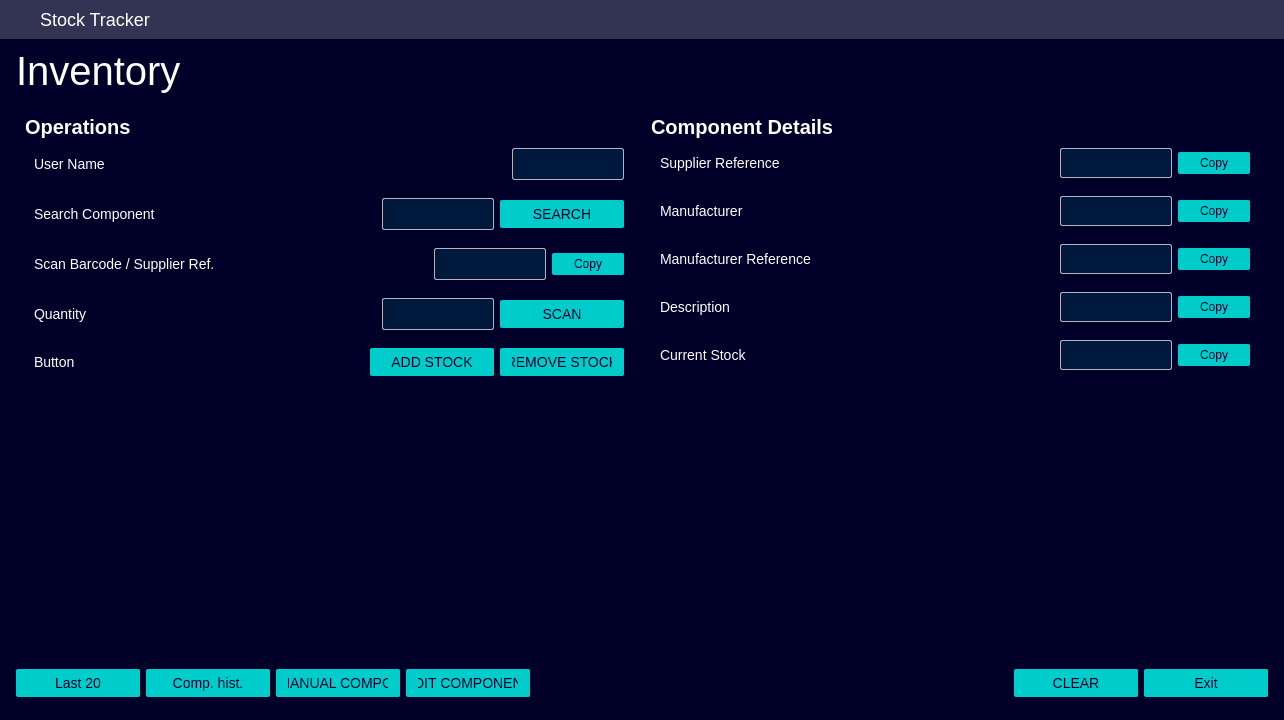
Old version of the form src/gui/designer/gui_stocktracker.ui in the repository candeiassantiago393-spec/StockTracker.
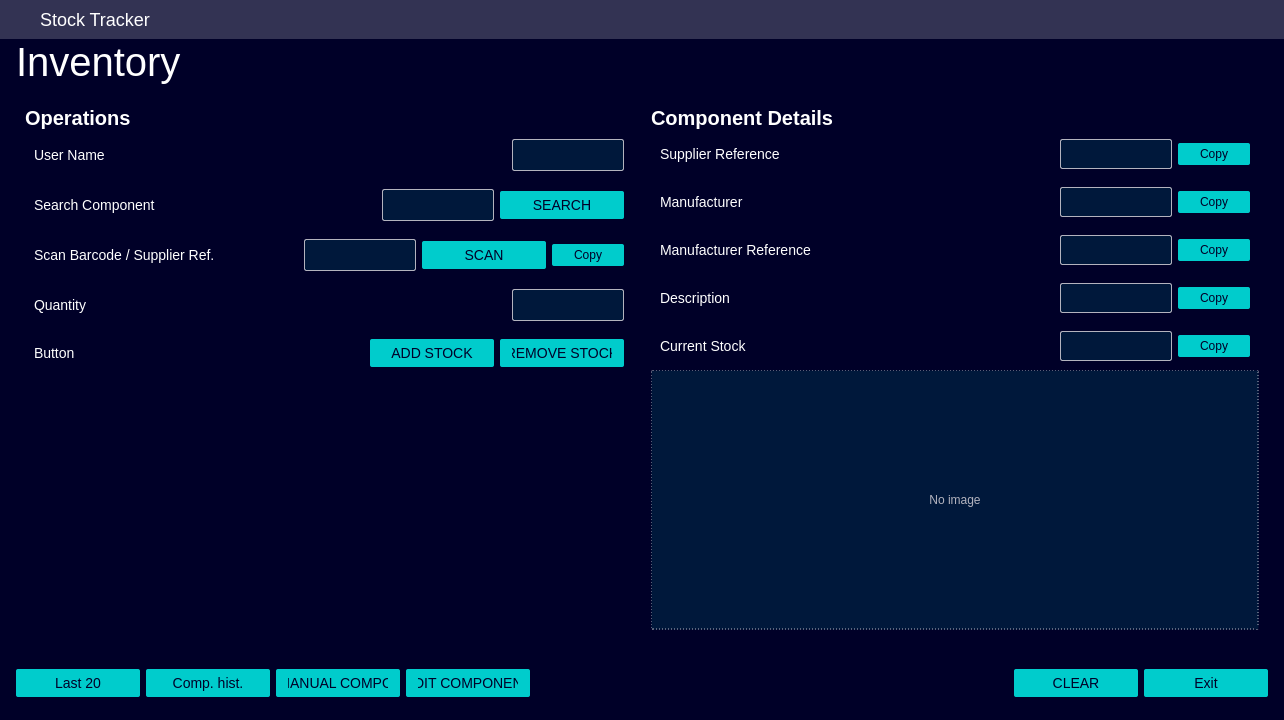
New version of the form. Icons and pictures are not drawn.

Commit message:
feat: equipment images, catalog previews, and support docs UX
Add manual equipment image linking with drag-and-drop, show Mouser catalog images on Components search, and refine Support Documentation inline search. Sync Designer package and update docs.

```diff
--- a/src/gui/designer/gui_stocktracker.ui
+++ b/src/gui/designer/gui_stocktracker.ui
@@ -81,6 +81,7 @@
      <widget class="QWidget" name="container_main_body" native="true">
       <layout class="QGridLayout" name="gridLayout_main">
        <property name="leftMargin"><number>16</number></property>
+       <property name="topMargin"><number>0</number></property>
        <property name="rightMargin"><number>16</number></property>
        <property name="horizontalSpacing"><number>0</number></property>
        <property name="columnStretch" stdset="0">
@@ -316,6 +317,32 @@
                </property>
               </widget>
              </item>
+             <item>
+              <widget class="QPushButton" name="btn_scan">
+               <property name="minimumSize"><size><width>124</width><height>0</height></size></property>
+               <property name="styleSheet">
+   <string notr="true">
+QPushButton {
+    min-width: 100px;
+    max-width: 100px;
+    padding: 6px 12px 6px 12px;
+    border-radius: 2px;
+    opacity: 1;
+    text-align: center;
+    background-color: #00CCCC;
+    color: #000028;
+}
+QPushButton:hover {
+    background-color: #00FFB9;
+}
+QPushButton:pressed {
+    background-color: #00E5AA;
+}
+</string>
+               </property>
+               <property name="text"><string>SCAN</string></property>
+              </widget>
+             </item>
              <item>
               <widget class="QPushButton" name="btn_copy_barcode_entry">
                <property name="minimumSize"><size><width>60</width><height>0</height></size></property>
@@ -398,32 +425,6 @@
                </property>
               </widget>
              </item>
-             <item>
-              <widget class="QPushButton" name="btn_scan">
-               <property name="minimumSize"><size><width>124</width><height>0</height></size></property>
-               <property name="styleSheet">
-   <string notr="true">
-QPushButton {
-    min-width: 100px;
-    max-width: 100px;
-    padding: 6px 12px 6px 12px;
-    border-radius: 2px;
-    opacity: 1;
-    text-align: center;
-    background-color: #00CCCC;
-    color: #000028;
-}
-QPushButton:hover {
-    background-color: #00FFB9;
-}
-QPushButton:pressed {
-    background-color: #00E5AA;
-}
-</string>
-               </property>
-               <property name="text"><string>SCAN</string></property>
-              </widget>
-             </item>
             </layout>
            </widget>
           </item>
@@ -918,10 +919,34 @@
            </widget>
           </item>
 
-          <item row="6" column="1">
+          <item row="6" column="0" colspan="2">
+           <widget class="QLabel" name="component_image_preview">
+            <property name="minimumSize"><size><width>220</width><height>200</height></size></property>
+            <property name="sizePolicy">
+             <sizepolicy hsizetype="Preferred" vsizetype="Expanding">
+              <horstretch>0</horstretch>
+              <verstretch>1</verstretch>
+             </sizepolicy>
+            </property>
+            <property name="alignment"><set>Qt::AlignmentFlag::AlignCenter</set></property>
+            <property name="styleSheet">
+   <string notr="true">
+QLabel {
+    border: 1px dashed #B3B3BE;
+    border-radius: 2px;
+    background-color: #00183B;
+    color: #B3B3BE;
+    font-size: 12px;
+}
+</string>
+            </property>
+            <property name="text"><string>No image</string></property>
+           </widget>
+          </item>
+          <item row="7" column="1">
            <spacer name="verticalSpacer_right">
             <property name="orientation"><enum>Qt::Orientation::Vertical</enum></property>
-            <property name="sizeHint" stdset="0"><size><width>20</width><height>40</height></size></property>
+            <property name="sizeHint" stdset="0"><size><width>20</width><height>12</height></size></property>
            </spacer>
           </item>
          </layout>
```
The commit also changes 32 other files.
